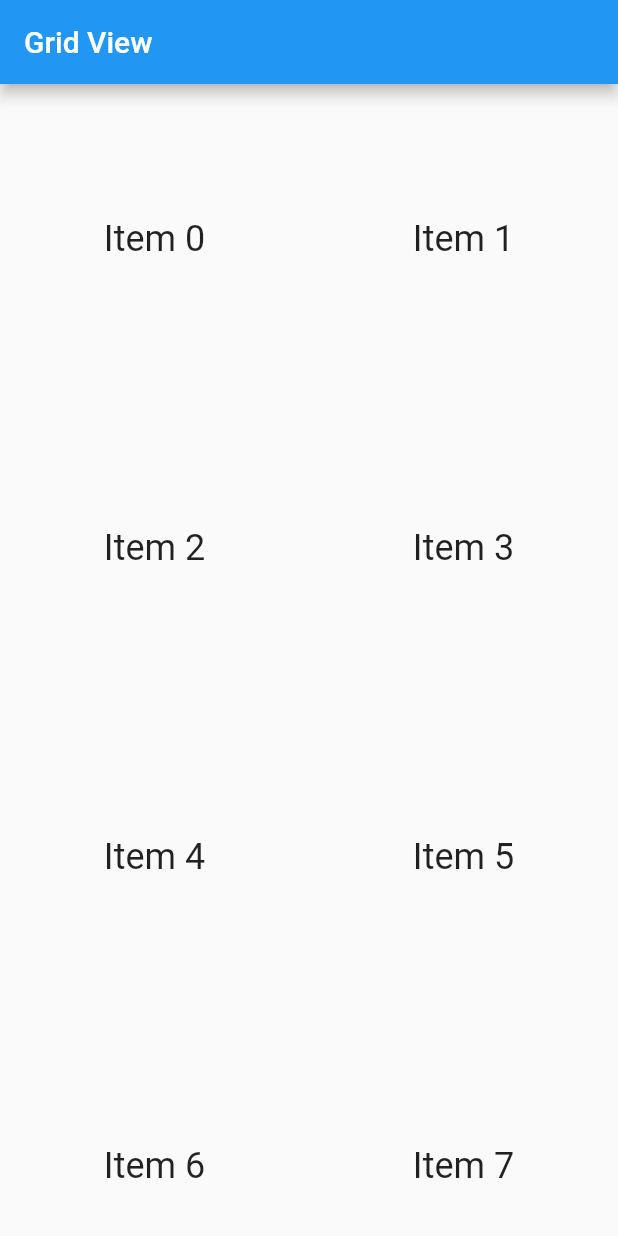
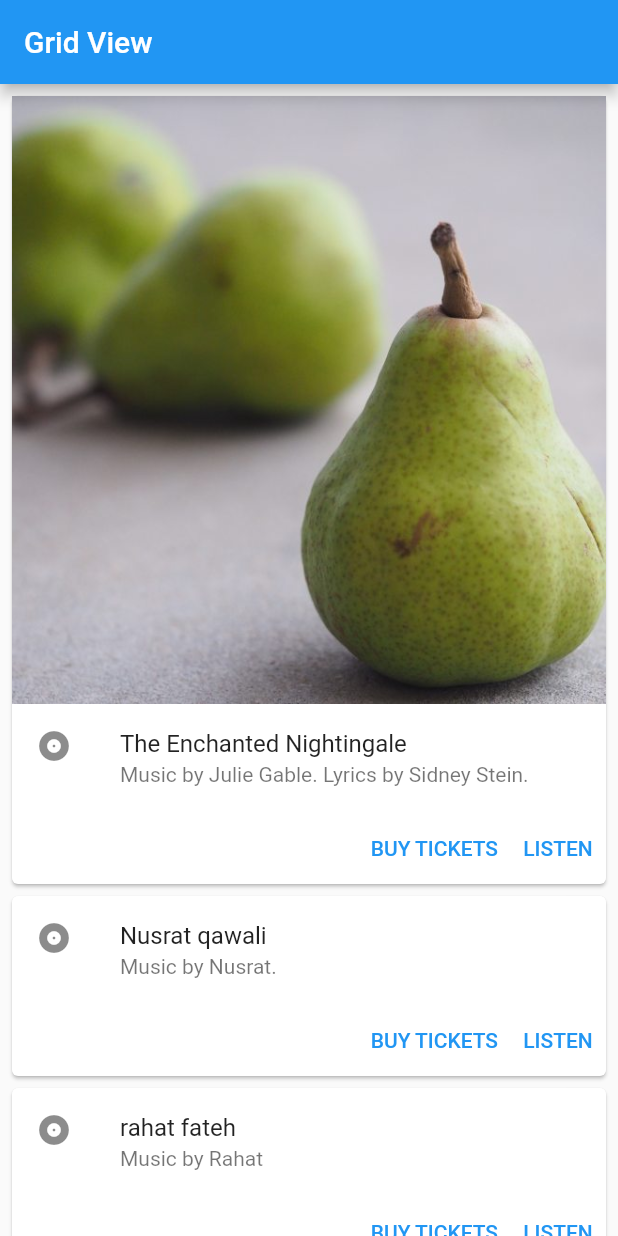
Before and after one commit to bilal1080/Cards, a Flutter app: the screen it shows after launch, on a phone screen of 412 x 824 dp. Run offline on Flutter 3.47's test engine with Material 2 defaults, Android fonts, the phone set to English and light mode, and no system bars.

Commit message:
second commit

```diff
--- a/lib/core/constant/images.dart
+++ b/lib/core/constant/images.dart
@@ -1,3 +1,4 @@
 class AppImages {
   static const String abc = "assets/images/abc.jpg";
+  static const String abcd = "assets/images/abcd.jpg";
 }
--- a/lib/homescreen.dart
+++ b/lib/homescreen.dart
@@ -1,8 +1,8 @@
 import 'package:flutter/material.dart';
+import 'package:flutter_cards/core/constant/images.dart';
 //import 'package:flutter_cards/core/constant/images.dart';
 
 class HomeScreen extends StatefulWidget {
-
   @override
   _HomeScreenState createState() => _HomeScreenState();
 }
@@ -14,22 +14,179 @@ class _HomeScreenState extends State<HomeScreen> {
         appBar: AppBar(
           title: Text("Grid View"),
         ),
-        body: GridView.count(
-          // Create a grid with 2 columns. If you change the scrollDirection to
-          // horizontal, this produces 2 rows.
-          crossAxisCount: 2,
-          // Generate 100 widgets that display their index in the List.
-          children: List.generate(15, (index) {
-            return Center(
-              child: Text(
-                'Item $index',
-                style: Theme.of(context).textTheme.headline5,
+        body: ListView(padding: EdgeInsets.all(4.0), children: <Widget>[
+          Container(
+            // height: MediaQuery.of(context).size.height * 0.19,
+            // width: MediaQuery.of(context).size.width,
+            child: Card(
+              child: Column(
+                mainAxisSize: MainAxisSize.min,
+                children: <Widget>[
+                  Image.asset(AppImages.abc),
+                  ListTile(
+                    leading: Icon(Icons.album),
+                    title: Text('The Enchanted Nightingale'),
+                    subtitle:
+                        Text('Music by Julie Gable. Lyrics by Sidney Stein.'),
+                  ),
+                  Row(
+                    mainAxisAlignment: MainAxisAlignment.end,
+                    children: <Widget>[
+                      TextButton(
+                        child: const Text('BUY TICKETS'),
+                        onPressed: () {/* ... */},
+                      ),
+                      TextButton(
+                        child: const Text('LISTEN'),
+                        onPressed: () {/* ... */},
+                      ),
+                    ],
+                  ),
+                ],
               ),
-            );
-          }),
-        ),
-      );
+            ),
+          ),
+          Container(
+            // height: MediaQuery.of(context).size.height * 0.19,
+            // width: MediaQuery.of(context).size.width,
+            child: Card(
+              child: Column(
+                mainAxisSize: MainAxisSize.min,
+                children: <Widget>[
+                  const ListTile(
+                    leading: Icon(Icons.album),
+                    title: Text('Nusrat qawali'),
+                    subtitle: Text('Music by Nusrat.'),
+                  ),
+                  Row(
+                    mainAxisAlignment: MainAxisAlignment.end,
+                    children: <Widget>[
+                      TextButton(
+                        child: const Text('BUY TICKETS'),
+                        onPressed: () {/* ... */},
+                      ),
+                      TextButton(
+                        child: const Text('LISTEN'),
+                        onPressed: () {/* ... */},
+                      ),
+                    ],
+                  ),
+                ],
+              ),
+            ),
+          ),
+          Container(
+            child: Card(
+              child: Column(
+                mainAxisSize: MainAxisSize.min,
+                children: <Widget>[
+                  const ListTile(
+                    leading: Icon(Icons.album),
+                    title: Text('rahat fateh '),
+                    subtitle: Text('Music by Rahat'),
+                  ),
+                  Row(
+                    mainAxisAlignment: MainAxisAlignment.end,
+                    children: <Widget>[
+                      TextButton(
+                        child: const Text('BUY TICKETS'),
+                        onPressed: () {/* ... */},
+                      ),
+                      TextButton(
+                        child: const Text('LISTEN'),
+                        onPressed: () {/* ... */},
+                      ),
+                    ],
+                  ),
+                ],
+              ),
+            ),
+          ),
+          Container(
+            child: Card(
+              child: Column(
+                mainAxisSize: MainAxisSize.min,
+                children: <Widget>[
+                  const ListTile(
+                    leading: Icon(Icons.album),
+                    title: Text('heeelo'),
+                    subtitle: Text('Music by jee'),
+                  ),
+                  Row(
+                    mainAxisAlignment: MainAxisAlignment.end,
+                    children: <Widget>[
+                      TextButton(
+                        child: const Text('BUY TICKETS'),
+                        onPressed: () {/* ... */},
+                      ),
+                      TextButton(
+                        child: const Text('LISTEN'),
+                        onPressed: () {/* ... */},
+                      ),
+                    ],
+                  ),
+                ],
+              ),
+            ),
+          ),
+          Container(
+            child: Card(
+              child: Column(
+                mainAxisSize: MainAxisSize.min,
+                children: <Widget>[
+                  const ListTile(
+                    leading: Icon(Icons.album),
+                    title: Text('Ali zafar '),
+                    subtitle: Text('Musis by zafar'),
+                  ),
+                  Row(
+                    mainAxisAlignment: MainAxisAlignment.end,
+                    children: <Widget>[
+                      TextButton(
+                        child: const Text('BUY TICKETS'),
+                        onPressed: () {/* ... */},
+                      ),
+                      TextButton(
+                        child: const Text('LISTEN'),
+                        onPressed: () {/* ... */},
+                      ),
+                    ],
+                  ),
+                ],
+              ),
+            ),
+          ),
+          Container(
+            child: Card(
+              child: Column(
+                mainAxisSize: MainAxisSize.min,
+                children: <Widget>[
+                  const ListTile(
+                    leading: Icon(Icons.album),
+                    title: Text('rahat Indori'),
+                    subtitle: Text('Music by rahat'),
+                  ),
+                  Row(
+                    mainAxisAlignment: MainAxisAlignment.end,
+                    children: <Widget>[
+                      TextButton(
+                        child: const Text('BUY TICKETS'),
+                        onPressed: () {/* ... */},
+                      ),
+                      TextButton(
+                        child: const Text('LISTEN'),
+                        onPressed: () {/* ... */},
+                      ),
+                    ],
+                  ),
+                ],
+              ),
+            ),
+          ),
+        ]
+        )
+        );
+  }
 
 
-  }
 }
```
